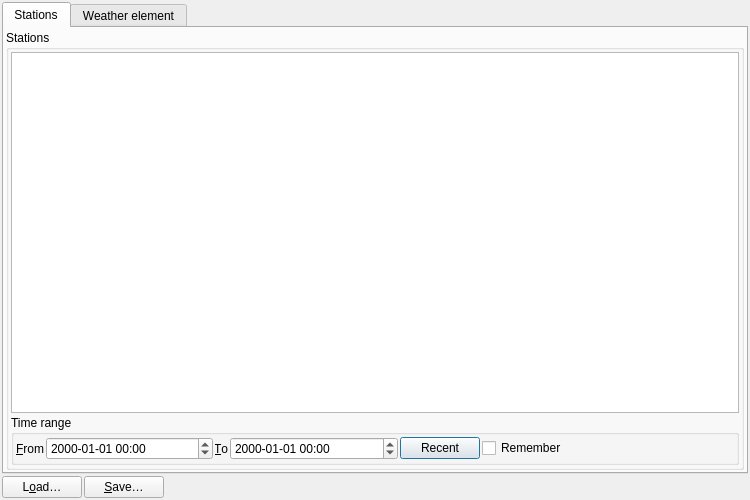
First picture: the form in src/hqc/listdialog.ui, repository metno/kvhqc, before the edit.
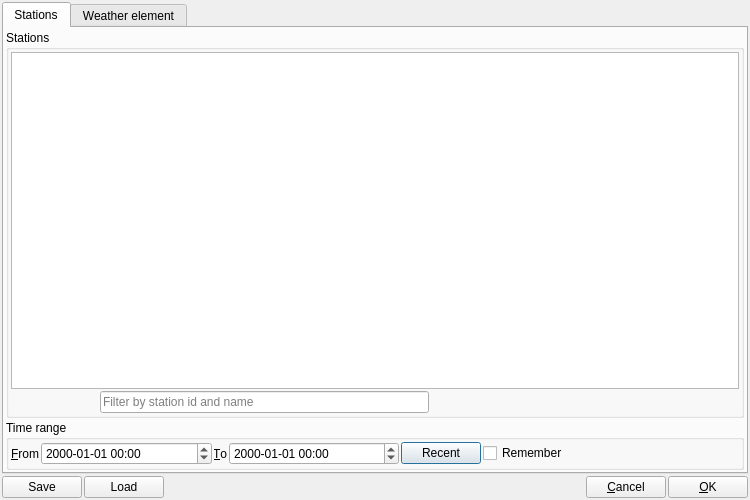
Second picture: the form after the edit. Icons and pictures are not drawn. Custom widgets are drawn as their Qt base class.

Commit message: backported search dialog from 4.0.0 alpha

```diff
--- a/src/hqc/listdialog.ui
+++ b/src/hqc/listdialog.ui
@@ -29,7 +29,7 @@
       <attribute name="title">
        <string>Stations</string>
       </attribute>
-      <layout class="QVBoxLayout" name="verticalLayout_3" stretch="1">
+      <layout class="QVBoxLayout" name="verticalLayout_3" stretch="1,0">
        <property name="spacing">
         <number>2</number>
        </property>
@@ -50,19 +50,65 @@
          <property name="title">
           <string>Stations</string>
          </property>
-         <layout class="QVBoxLayout" name="verticalLayout" stretch="0,0">
-          <property name="spacing">
-           <number>2</number>
-          </property>
-          <property name="sizeConstraint">
-           <enum>QLayout::SetMinimumSize</enum>
-          </property>
+         <layout class="QGridLayout" name="gridLayout" rowstretch="1,0" columnstretch="0,0,1,0">
           <property name="margin">
            <number>2</number>
           </property>
-          <item>
+          <property name="spacing">
+           <number>2</number>
+          </property>
+          <item row="0" column="0" colspan="4">
            <widget class="QTreeView" name="treeStations"/>
           </item>
+          <item row="1" column="0">
+           <spacer name="horizontalSpacer_3">
+            <property name="orientation">
+             <enum>Qt::Horizontal</enum>
+            </property>
+            <property name="sizeHint" stdset="0">
+             <size>
+              <width>78</width>
+              <height>20</height>
+             </size>
+            </property>
+           </spacer>
+          </item>
+          <item row="1" column="1">
+           <widget class="QLabel" name="labelFilter">
+            <property name="text">
+             <string/>
+            </property>
+            <property name="textFormat">
+             <enum>Qt::PlainText</enum>
+            </property>
+            <property name="pixmap">
+             <pixmap>icons:filter.svg</pixmap>
+            </property>
+           </widget>
+          </item>
+          <item row="1" column="2">
+           <widget class="QLineEdit" name="editFilter">
+            <property name="placeholderText">
+             <string>Filter by station id and name</string>
+            </property>
+           </widget>
+          </item>
+          <item row="1" column="3">
+           <spacer name="horizontalSpacer_4">
+            <property name="orientation">
+             <enum>Qt::Horizontal</enum>
+            </property>
+            <property name="sizeHint" stdset="0">
+             <size>
+              <width>308</width>
+              <height>20</height>
+             </size>
+            </property>
+           </spacer>
+          </item>
+         </layout>
+        </widget>
+       </item>
           <item>
            <widget class="QGroupBox" name="timeGroup">
             <property name="title">
@@ -153,9 +199,6 @@
           </item>
          </layout>
         </widget>
-       </item>
-      </layout>
-     </widget>
      <widget class="QWidget" name="tabParameters">
       <attribute name="title">
        <string>Weather element</string>
@@ -409,17 +452,17 @@
      <property name="spacing">
       <number>2</number>
      </property>
-     <item>
-      <widget class="QPushButton" name="buttonRestore">
-       <property name="text">
-        <string>L&amp;oad…</string>
-       </property>
-      </widget>
-     </item>
      <item>
       <widget class="QPushButton" name="buttonSave">
        <property name="text">
-        <string>&amp;Save…</string>
+        <string>Save</string>
+       </property>
+      </widget>
+     </item>
+     <item>
+      <widget class="QPushButton" name="buttonRestore">
+       <property name="text">
+        <string>Load</string>
        </property>
       </widget>
      </item>
@@ -437,12 +480,16 @@
       </spacer>
      </item>
      <item>
-      <widget class="HideApplyBox" name="hab" native="true">
-       <property name="minimumSize">
-        <size>
-         <width>10</width>
-         <height>10</height>
-        </size>
+      <widget class="QPushButton" name="buttonCancel">
+       <property name="text">
+        <string>&amp;Cancel</string>
+       </property>
+      </widget>
+     </item>
+     <item>
+      <widget class="QPushButton" name="buttonOk">
+       <property name="text">
+        <string>&amp;OK</string>
        </property>
       </widget>
      </item>
@@ -451,12 +498,6 @@
   </layout>
  </widget>
  <customwidgets>
-  <customwidget>
-   <class>HideApplyBox</class>
-   <extends>QWidget</extends>
-   <header>util/gui/HideApplyBox.hh</header>
-   <container>1</container>
-  </customwidget>
   <customwidget>
    <class>MiDateTimeEdit</class>
    <extends>QDateTimeEdit</extends>
```
Left out of the diff: 56 changed lines with no effect on the pictures. Lines whose indentation alone changed are shown as unchanged. The commit also changes 6 other files.
